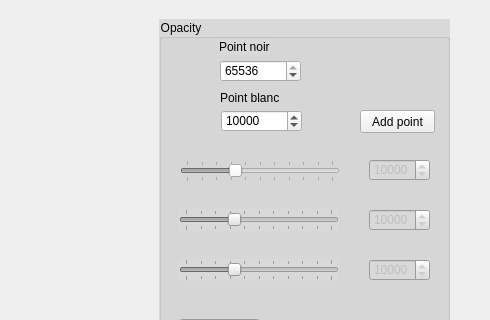
This is user_interface.ui in Olam1/ProjetMulti as Qt 5 draws it before an edit; both pictures show x 310 to 800 and y 0 to 320 of the 800 by 700 pixel window. The edited form follows.
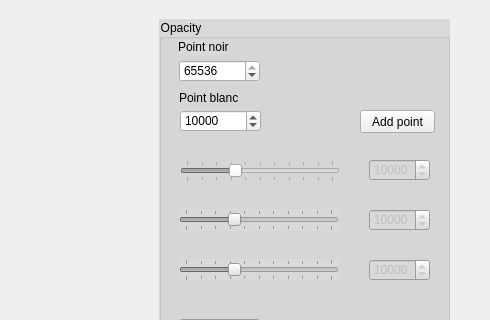
This is the edited form.

```diff
--- a/user_interface.ui
+++ b/user_interface.ui
@@ -31,6 +31,9 @@
   <property name="windowTitle">
    <string>MainWindow</string>
   </property>
+  <property name="styleSheet">
+   <string notr="true"/>
+  </property>
   <widget class="QWidget" name="centralwidget">
    <widget class="QPushButton" name="launch">
     <property name="geometry">
@@ -71,7 +74,7 @@
    <widget class="QSpinBox" name="spinBox_white_point">
     <property name="geometry">
      <rect>
-      <x>531</x>
+      <x>490</x>
       <y>110</y>
       <width>81</width>
       <height>22</height>
@@ -90,7 +93,7 @@
    <widget class="QLabel" name="label_4">
     <property name="geometry">
      <rect>
-      <x>530</x>
+      <x>489</x>
       <y>90</y>
       <width>61</width>
       <height>16</height>
@@ -183,7 +186,7 @@
    <widget class="QSpinBox" name="spinBox_black_point">
     <property name="geometry">
      <rect>
-      <x>530</x>
+      <x>489</x>
       <y>60</y>
       <width>81</width>
       <height>22</height>
@@ -223,7 +226,7 @@
     <widget class="QLabel" name="label_5">
      <property name="geometry">
       <rect>
-       <x>60</x>
+       <x>19</x>
        <y>20</y>
        <width>51</width>
        <height>16</height>
```
Left out of the diff: 60 changed lines with no effect on the pictures.
